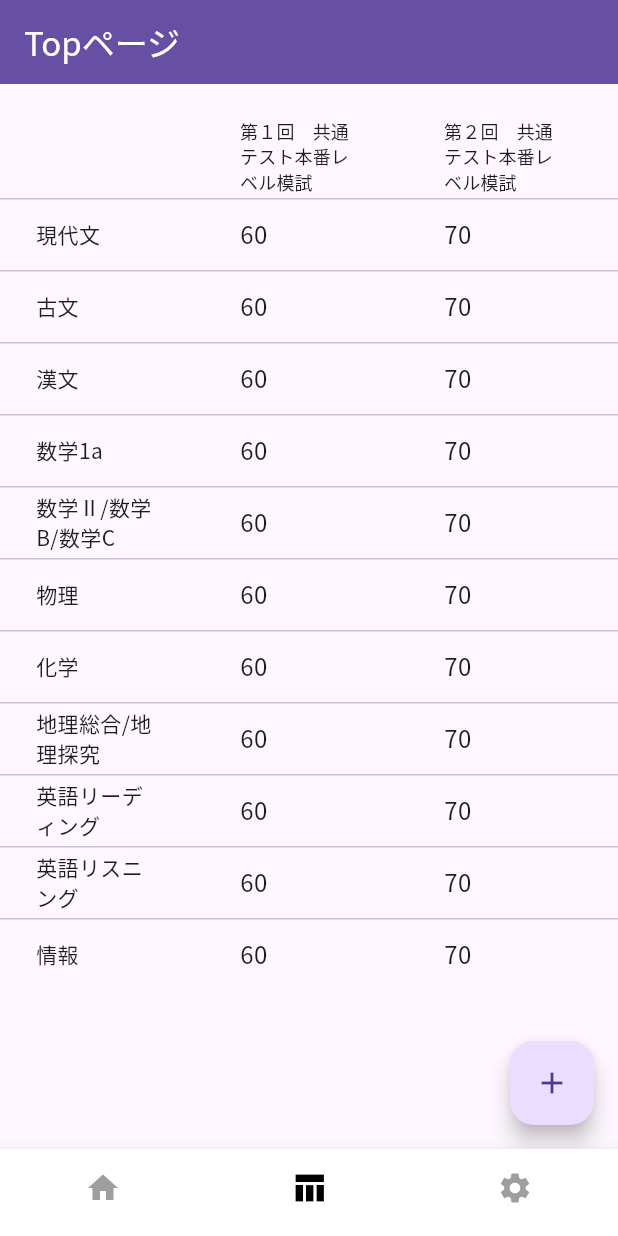
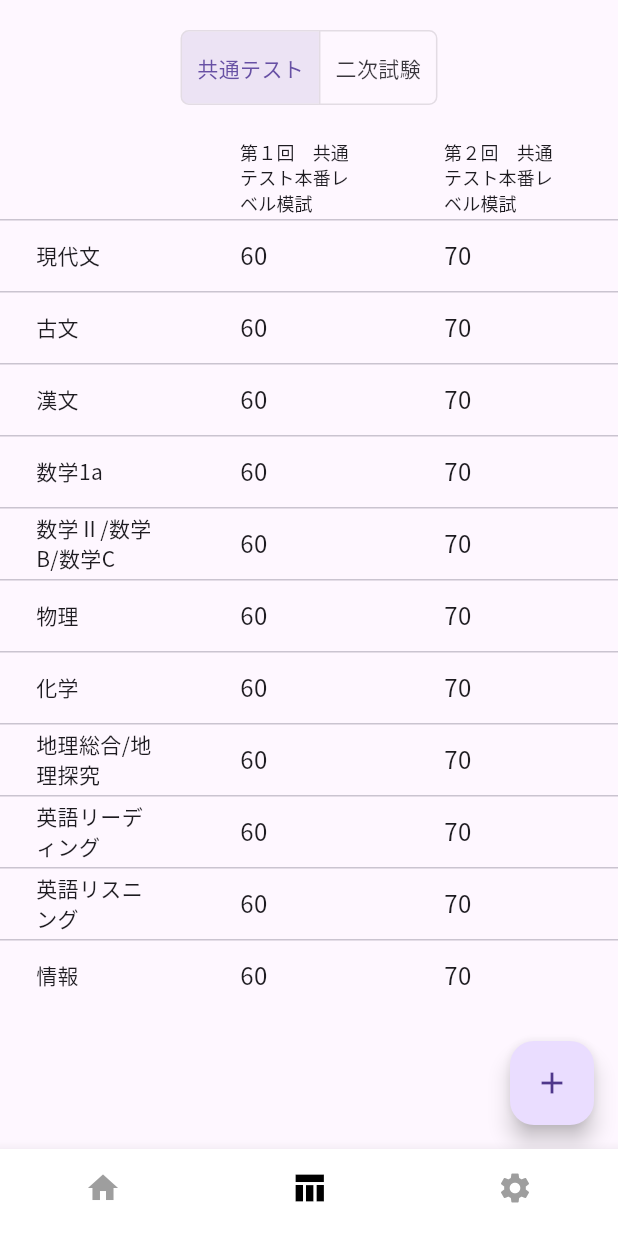
Before and after one commit to Kaiyan10/study_score_app, a Flutter app: the screen it shows after launch, item 2 of the bottom bar chosen, on a phone screen of 412 x 824 dp. Run offline on Flutter 3.47's test engine with Material 3 defaults, Android fonts, the phone set to English and light mode, and no system bars; our stand-ins replace fl_chart, settings_ui.

Commit message:
20241209

```diff
--- a/lib/data/dummy_data.dart
+++ b/lib/data/dummy_data.dart
@@ -66,4 +66,19 @@
       readingTestScore: 50,
       listeningTestScore: 70,
       informationTestScore: 30),
+  StandardTestScore(
+      no: 4,
+      testName: "第４回　共通テスト本番レベル模試",
+      testDate: DateTime(2024 - 08 - 01),
+      modernJapaneseTestScore: 70,
+      classicalJapaneseTestScore: 30,
+      classicalChineseTestScore: 40,
+      math1TestScore: 90,
+      math2TestScore: 90,
+      science1TestScore: 70,
+      science2TestScore: 80,
+      society1TestScore: 20,
+      readingTestScore: 50,
+      listeningTestScore: 70,
+      informationTestScore: 30),
 ];
--- a/lib/main.dart
+++ b/lib/main.dart
@@ -13,11 +13,9 @@
   @override
   Widget build(BuildContext context) {
     return MaterialApp(
+      debugShowCheckedModeBanner: false,
       title: 'Flutter Demo',
-      theme: ThemeData(
-        primarySwatch: Colors.blue,
-        fontFamily: "Noto Sans JP"
-      ),
+      theme: ThemeData(primarySwatch: Colors.blue, fontFamily: "Noto Sans JP"),
       localizationsDelegates: const [
         GlobalMaterialLocalizations.delegate,
         GlobalWidgetsLocalizations.delegate,
--- a/lib/screens/top_view.dart
+++ b/lib/screens/top_view.dart
@@ -10,28 +10,57 @@
   State<TopViewScreen> createState() => _TopViewScreenState();
 }
 
+enum TestTypes { firstTest, secondTest }
+
 class _TopViewScreenState extends State<TopViewScreen> {
   final selectedIndex = <int>{};
   final subjects = dummySubject;
   final scores = dummyScore;
+  List<bool> isSelected = [true, false];
 
   @override
   Widget build(BuildContext context) {
     return Scaffold(
-      appBar: AppBar(
-        title: const Text(
-          "Topページ",
-          style: TextStyle(
-            color: Colors.white,
-          ),
-        ),
-        backgroundColor: Theme.of(context).primaryColor,
-      ),
-      body: Column(
+      body: SafeArea(
+        child: Column(
+          crossAxisAlignment: CrossAxisAlignment.center,
           children: [
             const SizedBox(
               height: 20,
             ),
+            Center(
+              child: ToggleButtons(
+                borderRadius: const BorderRadius.all(
+                  Radius.circular(5),
+                ),
+                isSelected: isSelected,
+                onPressed: (int index) {
+                  setState(() {
+                    for (int i = 0; i < isSelected.length; i++) {
+                      isSelected[i] = i == index;
+                    }
+                  });
+                },
+                children: const <Widget>[
+                  Padding(
+                    padding: EdgeInsets.symmetric(
+                      horizontal: 10,
+                    ),
+                    child: Text("共通テスト"),
+                  ),
+                  Padding(
+                    padding: EdgeInsets.symmetric(
+                      horizontal: 10,
+                    ),
+                    child: Text("二次試験"),
+                  ),
+                ],
+              ),
+            ),
+            const SizedBox(
+              height: 20,
+            ),
+            if (isSelected[0] == true)
               SingleChildScrollView(
                 scrollDirection: Axis.horizontal,
                 child: DataTable(
@@ -39,7 +68,7 @@
                       DataColumn(
                         label: Container(
                           width: 80,
-                      child: const Text(""),
+                          child: Text(""),
                         ),
                       ),
                       for (final score in scores)
@@ -48,7 +77,7 @@
                           width: 80,
                           child: Text(
                             score.testName,
-                        style: const TextStyle(fontSize: 12),
+                            style: TextStyle(fontSize: 12),
                             softWrap: true,
                           ),
                         )),
@@ -58,7 +87,9 @@
                       scores,
                     )),
               ),
+            if (isSelected[1] == true) Text("二次試験")
           ],
+        ),
       ),
       floatingActionButton: FloatingActionButton(
         onPressed: () {
--- a/pubspec.yaml
+++ b/pubspec.yaml
@@ -39,6 +39,7 @@
   # Use with the CupertinoIcons class for iOS style icons.
   cupertino_icons: ^1.0.2
   fl_chart: ^0.66.1
+  http: ^1.2.2
 
 dev_dependencies:
   flutter_test:
```
Also changed, not shown: lib/screens/setting_screen.dart (+12 -2 lines), lib/screens/settings/first_choice_school_setting.dart (+49 -5 lines), lib/screens/settings/standard_test_subject_setting_screen.dart (+15 -8 lines), pubspec.lock, 5 other files. Lines whose indentation alone changed are shown as unchanged.
